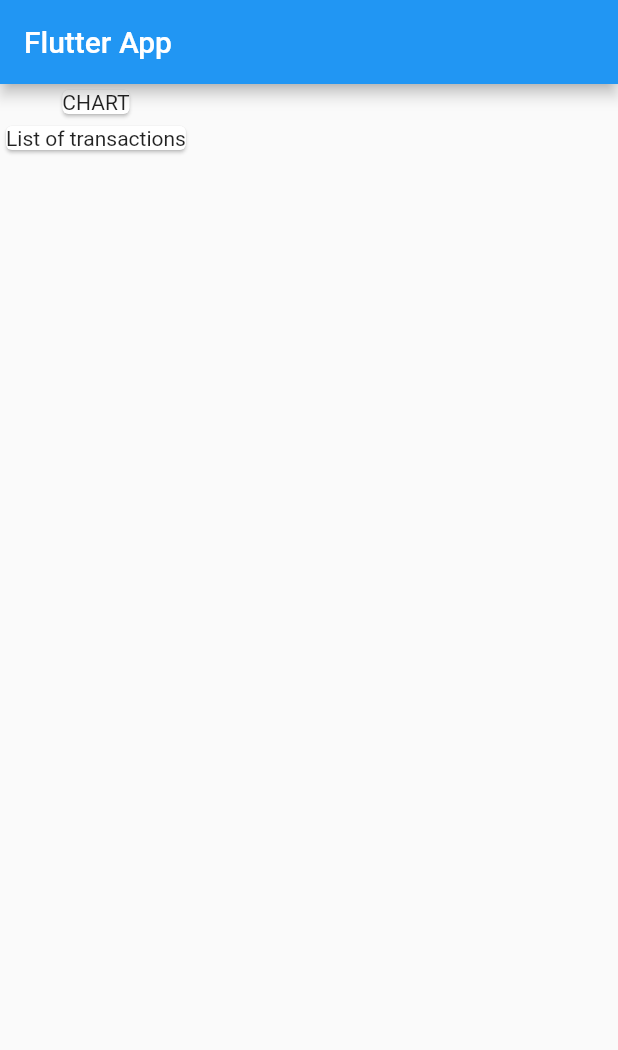
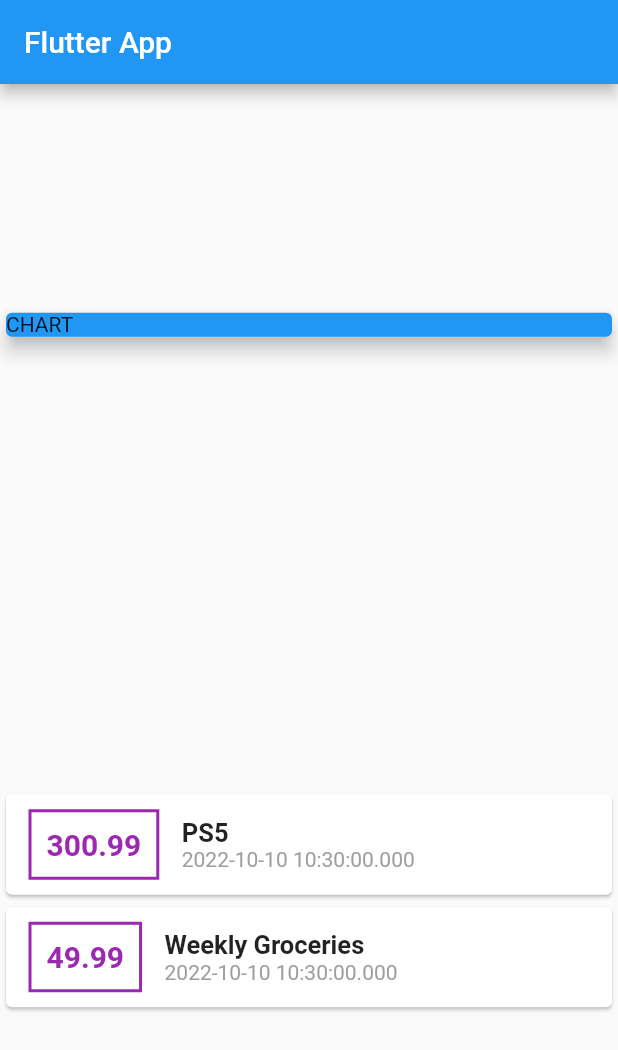
Before and after one commit to Bolutife-6978/Personal-Expense-App, a Flutter app: the screen it shows after launch, on a phone screen of 412 x 824 dp. Shown: the top 1050 px of the screen. Run offline on Flutter 3.47's test engine with Material 2 defaults, Android fonts, the phone set to English and light mode, and no system bars.

Commit message:
Transactions

```diff
--- a/lib/main.dart
+++ b/lib/main.dart
@@ -1,4 +1,5 @@
 import 'package:flutter/material.dart';
+import 'package:personal_expense_app/transaction.dart';
 
 void main() => runApp(MyApp());
 
@@ -15,6 +16,20 @@ class MyApp extends StatelessWidget {
 
 // ignore: use_key_in_widget_constructors
 class MyHomePage extends StatelessWidget {
+  final List<Transaction> transaction = [
+    Transaction(
+      id: 't1',
+      title: 'PS5',
+      amount: 300.99,
+      date: DateTime.now(),
+    ),
+    Transaction(
+      id: 't2',
+      title: 'Weekly Groceries',
+      amount: 49.99,
+      date: DateTime.now(),
+    ),
+  ];
   @override
   Widget build(BuildContext context) {
     return Scaffold(
@@ -22,14 +37,62 @@ class MyHomePage extends StatelessWidget {
           title: const Text('Flutter App'),
         ),
         body: Column(
-          children: const <Widget>[
-            Card(
+          mainAxisAlignment: MainAxisAlignment.spaceAround,
+          crossAxisAlignment: CrossAxisAlignment.stretch,
+          children: <Widget>[
+            const Card(
+              color: Colors.blue,
+              elevation: 5,
               child: Text('CHART'),
             ),
-            Card(
-              child: Text('List of transactions'),
+            Column(
+              children: transaction.map((tx) {
+                return Card(
+                    child: Row(
+                  children: <Widget>[
+                    Container(
+                      margin: const EdgeInsets.symmetric(
+                        vertical: 10,
+                        horizontal: 15,
+                      ),
+                      decoration: BoxDecoration(
+                        border: Border.all(
+                          color: Colors.purple,
+                          width: 2,
+                        ),
+                      ),
+                      padding: const EdgeInsets.all(10),
+                      child: Text(
+                        tx.amount.toString(),
+                        style: const TextStyle(
+                          fontWeight: FontWeight.bold,
+                          fontSize: 20,
+                          color: Colors.purple,
+                        ),
+                      ),
+                    ),
+                    Column(
+                      crossAxisAlignment: CrossAxisAlignment.start,
+                      children: <Widget>[
+                        Text(
+                          tx.title,
+                          style: const TextStyle(
+                              fontWeight: FontWeight.bold, fontSize: 17),
+                        ),
+                        Text(
+                          tx.date.toString(),
+                          style: const TextStyle(color: Colors.grey),
+                        )
+                      ],
+                    )
+                  ],
+                ));
+              }).toList(),
             )
           ],
         ));
   }
 }
+
+
+//https://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@github.com/Bolutife-6978/Personal-Expense-App.git
--- /dev/null
+++ b/lib/transaction.dart
@@ -0,0 +1,13 @@
+class Transaction {
+  final String id;
+  final String title;
+  final double amount;
+  final DateTime date;
+
+  Transaction({
+    required this.id,
+    required this.title,
+    required this.amount,
+    required this.date,
+  });
+}
```
